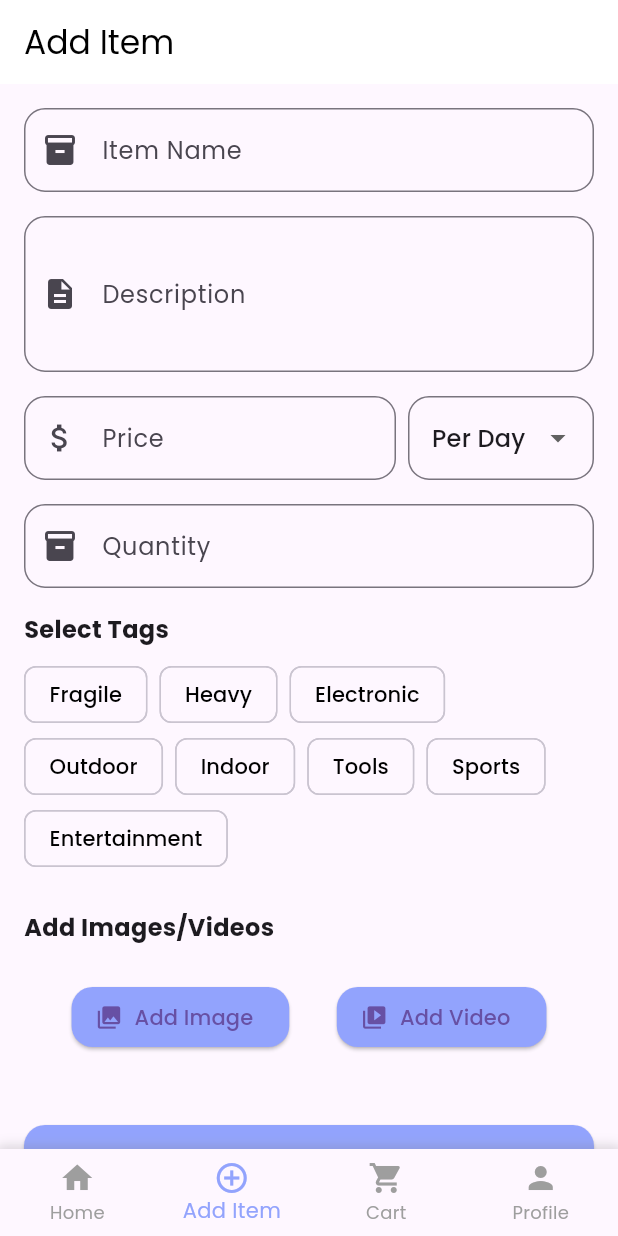
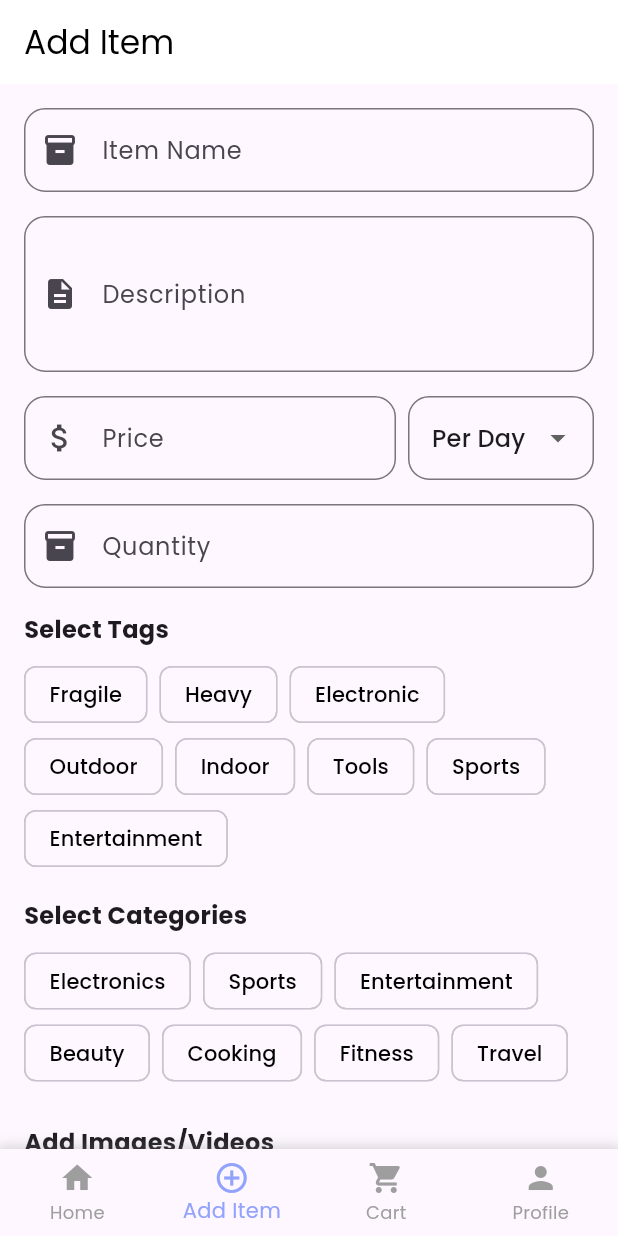
Before and after one commit to Sagar2006/Local-Rental-Flutter-, a Flutter app: the screen it shows once a user with an empty profile is signed in, item 2 of the bottom bar chosen, on a phone screen of 412 x 824 dp. Run offline on Flutter 3.47's test engine with Material 3 defaults, Android fonts, the phone set to English and light mode, and no system bars; our stand-ins replace cached_network_image, firebase_auth, firebase_core, firebase_database, flutter_carousel_widget, flutter_svg and 2 more; accounts and stored records are empty.

Commit message:
Added category system

```diff
--- a/lib/main.dart
+++ b/lib/main.dart
@@ -4,6 +4,7 @@ import 'package:localrental_flutter/pages/add_item_page.dart';
 import 'package:localrental_flutter/pages/cart_page.dart';
 import 'package:localrental_flutter/pages/home.dart';
 import 'package:localrental_flutter/pages/login_page.dart';
+import 'package:localrental_flutter/pages/signup_page.dart';
 import 'package:provider/provider.dart';
 import 'package:localrental_flutter/providers/auth_provider.dart';
 import 'package:localrental_flutter/widgets/auth_wrapper.dart';
@@ -41,6 +42,13 @@ class MyApp extends StatelessWidget {
         debugShowCheckedModeBanner: false,
         theme: ThemeData(fontFamily: 'Poppins'),
         home: const AuthWrapper(),
+        routes: {
+          '/home': (context) => const MainNavigation(),
+          '/login': (context) => const LoginPage(),
+          '/signup': (context) => const SignupPage(),
+          '/add_item': (context) => const AddItemPage(),
+          '/cart': (context) => const CartPage(),
+        },
       ),
     );
   }
--- a/lib/models/item_display_model.dart
+++ b/lib/models/item_display_model.dart
@@ -13,6 +13,7 @@ class ItemDisplayModel {
   final List<String> mediaUrls;
   final List<bool> isVideo;
   final String featuredImageUrl;
+  final List<String> categories;
   bool viewIsSelected;
 
   ItemDisplayModel({
@@ -28,6 +29,7 @@ class ItemDisplayModel {
     required this.mediaUrls,
     required this.isVideo,
     required this.featuredImageUrl,
+    required this.categories,
     this.viewIsSelected = false,
   });
 
@@ -46,6 +48,7 @@ class ItemDisplayModel {
       mediaUrls: List<String>.from(json['mediaUrls'] ?? []),
       isVideo: List<bool>.from(json['isVideo'] ?? []),
       featuredImageUrl: json['featuredImageUrl'] ?? '',
+      categories: List<String>.from(json['categories'] ?? []),
       viewIsSelected: false,
     );
   }
--- a/lib/models/item_model.dart
+++ b/lib/models/item_model.dart
@@ -10,6 +10,7 @@ class ItemModel {
   final List<String> mediaUrls; // For both images and videos
   final List<bool> isVideo; // Indicates if each mediaUrl is a video
   final String featuredImageUrl;
+  final List<String> categories;
 
   ItemModel({
     required this.id,
@@ -23,6 +24,7 @@ class ItemModel {
     required this.mediaUrls,
     required this.isVideo,
     required this.featuredImageUrl,
+    required this.categories,
   });
 
   Map<String, dynamic> toJson() => {
@@ -37,6 +39,7 @@ class ItemModel {
     'mediaUrls': mediaUrls,
     'isVideo': isVideo,
     'featuredImageUrl': featuredImageUrl,
+    'categories': categories,
   };
 
   factory ItemModel.fromJson(Map<String, dynamic> json) => ItemModel(
@@ -51,5 +54,6 @@ class ItemModel {
     mediaUrls: List<String>.from(json['mediaUrls'] ?? []),
     isVideo: List<bool>.from(json['isVideo'] ?? []),
     featuredImageUrl: json['featuredImageUrl'] ?? '',
+    categories: List<String>.from(json['categories'] ?? []),
   );
 }
--- a/lib/pages/add_item_page.dart
+++ b/lib/pages/add_item_page.dart
@@ -27,6 +27,17 @@ class _AddItemPageState extends State<AddItemPage> {
   final ImagePicker _picker = ImagePicker();
   bool _uploadingMedia = false;
   int _featuredImageIndex = -1;
+  final List<String> _selectedCategories = [];
+
+  final List<String> _availableCategories = [
+    'Electronics',
+    'Sports',
+    'Entertainment',
+    'Beauty',
+    'Cooking',
+    'Fitness',
+    'Travel',
+  ];
 
   // Predefined tags
   final List<String> _availableTags = [
@@ -79,6 +90,7 @@ class _AddItemPageState extends State<AddItemPage> {
       _isLoading = false;
       _uploadingMedia = false;
       _featuredImageIndex = -1;
+      _selectedCategories.clear();
     });
   }
 
@@ -111,6 +123,15 @@ class _AddItemPageState extends State<AddItemPage> {
       );
       return;
     }
+    if (_selectedCategories.isEmpty) {
+      ScaffoldMessenger.of(context).showSnackBar(
+        const SnackBar(
+          content: Text('Please select at least one category'),
+          backgroundColor: Colors.red,
+        ),
+      );
+      return;
+    }
 
     try {
       setState(() {
@@ -138,6 +159,7 @@ class _AddItemPageState extends State<AddItemPage> {
         mediaUrls: mediaUrls,
         isVideo: _isVideo,
         featuredImageUrl: mediaUrls[_featuredImageIndex],
+        categories: _selectedCategories,
       );
 
       await newItemRef.set(item.toJson());
@@ -157,7 +179,7 @@ class _AddItemPageState extends State<AddItemPage> {
       if (!mounted) return;
 
       // Navigate back to home and replace the current page
-      Navigator.of(context).pushNamedAndRemoveUntil('/home', (route) => false);
+      Navigator.of(context).pushReplacementNamed('/home');
 
       // Show success message after navigation
       ScaffoldMessenger.of(context).showSnackBar(
@@ -357,6 +379,10 @@ class _AddItemPageState extends State<AddItemPage> {
                         );
                       }).toList(),
                     ),
+                    const SizedBox(height: 16),
+
+                    // Category Selection
+                    _buildCategorySelection(),
                     const SizedBox(height: 24),
 
                     // Media Selection Section
@@ -546,6 +572,43 @@ class _AddItemPageState extends State<AddItemPage> {
     );
   }
 
+  Widget _buildCategorySelection() {
+    return Column(
+      crossAxisAlignment: CrossAxisAlignment.start,
+      children: [
+        const Text(
+          'Select Categories',
+          style: TextStyle(fontSize: 16, fontWeight: FontWeight.bold),
+        ),
+        const SizedBox(height: 8),
+        Wrap(
+          spacing: 8,
+          children: _availableCategories.map((category) {
+            final isSelected = _selectedCategories.contains(category);
+            return FilterChip(
+              label: Text(category),
+              selected: isSelected,
+              onSelected: (selected) {
+                setState(() {
+                  if (selected) {
+                    _selectedCategories.add(category);
+                  } else {
+                    _selectedCategories.remove(category);
+                  }
+                });
+              },
+              selectedColor: const Color(0xff92A3FD),
+              checkmarkColor: Colors.white,
+              labelStyle: TextStyle(
+                color: isSelected ? Colors.white : Colors.black,
+              ),
+            );
+          }).toList(),
+        ),
+      ],
+    );
+  }
+
   @override
   void dispose() {
     _nameController.dispose();
--- a/pubspec.yaml
+++ b/pubspec.yaml
@@ -45,9 +45,13 @@ flutter:
     - assets/category_icons/
     - assets/category_icons/beauty.svg
     - assets/category_icons/electronics.svg
-    - assets/category_icons/pancakes.svg
+    - assets/category_icons/cooking.svg
     - assets/category_icons/fitness.svg
     - assets/category_icons/travel.svg
+    - assets/category_icons/all.svg
+    - assets/category_icons/entertainment.svg
+    - assets/category_icons/sports.svg
+
   #   - images/a_dot_ham.jpeg
 
   # An image asset can refer to one or more resolution-specific "variants", see
```
Also changed, not shown: lib/pages/home.dart (+55 -20 lines), assets/category_icons/beauty.svg, assets/category_icons/electronics.svg, assets/category_icons/fitness.svg.
